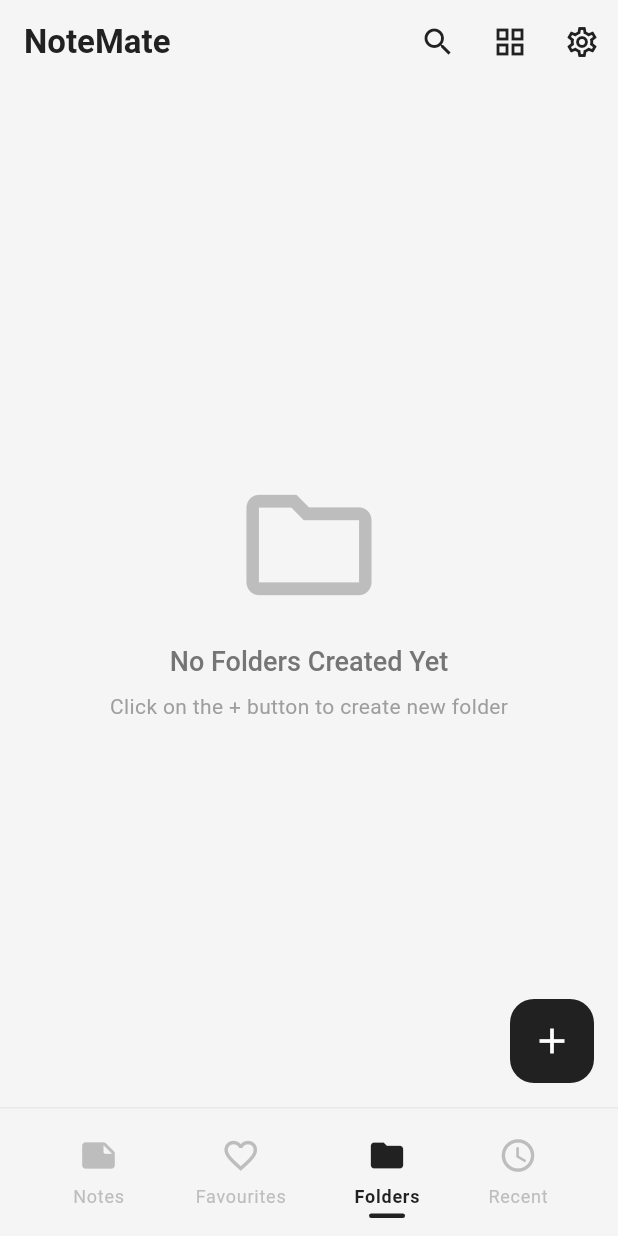
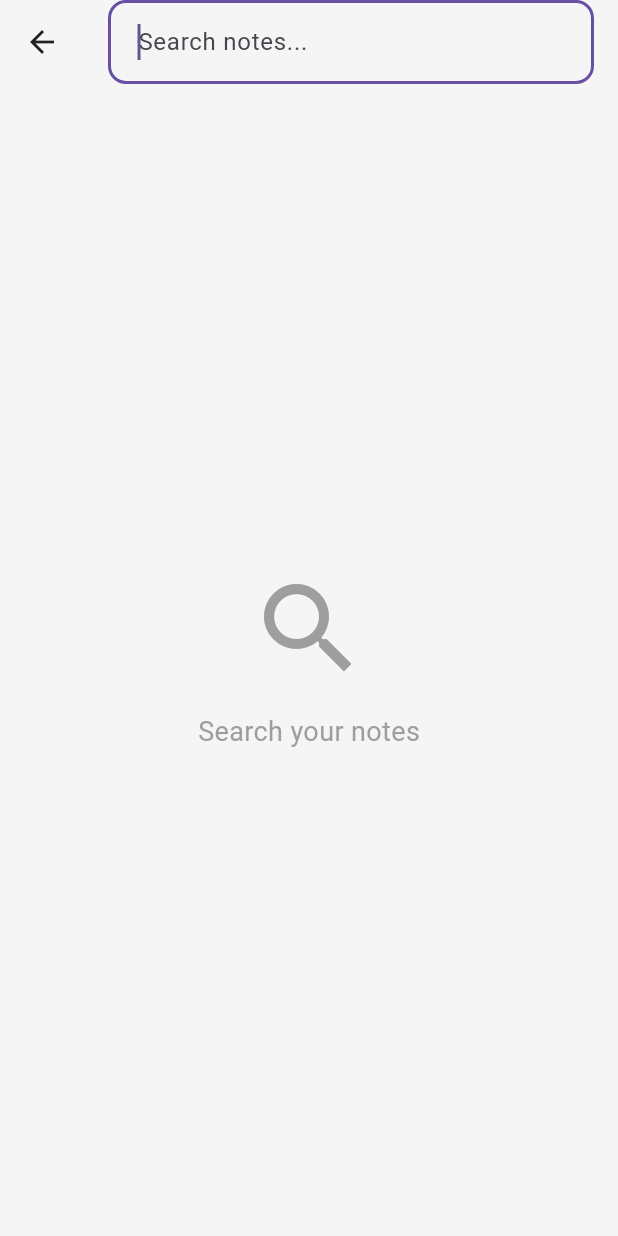
Before and after one commit to kaushalmistry5/NoteMate, a Flutter app: the screen it shows after launch, item 3 of the bottom bar chosen, after a tap on the "search" icon, on a phone screen of 412 x 824 dp. Run offline on Flutter 3.47's test engine with Material 3 defaults, Android fonts, the phone set to English and light mode, and no system bars; our stand-ins replace file_picker, flutter_staggered_animations, image_picker, share_plus, shared_preferences, sqflite and 1 more; accounts and stored records are empty.

Commit message:
Made Search Screen!

```diff
--- a/lib/screens/home_screen.dart
+++ b/lib/screens/home_screen.dart
@@ -4,6 +4,7 @@ import 'package:flutter_staggered_animations/flutter_staggered_animations.dart';
 import 'package:notes/models/folder_model.dart';
 import 'package:notes/providers/note_provider.dart';
 import 'package:notes/providers/settings_provider.dart';
+import 'package:notes/screens/search_screen.dart';
 import 'package:notes/screens/settings_screen.dart';
 import 'package:provider/provider.dart';
 import 'package:uuid/uuid.dart';
@@ -43,7 +44,7 @@ class _HomeScreenState extends State<HomeScreen> {
                 }, icon: Icon(Icons.arrow_back)) : null,
             actions: [
               IconButton(onPressed: () {
-                //Navigator.push(context, MaterialPageRoute(builder: (_) => SearchScreen()));
+                Navigator.push(context, MaterialPageRoute(builder: (_) => SearchScreen()));
               },
                 icon: Icon(Icons.search),
               ),
--- /dev/null
+++ b/lib/screens/search_screen.dart
@@ -0,0 +1,111 @@
+import 'package:flutter/cupertino.dart';
+import 'package:flutter/material.dart';
+import 'package:notes/providers/note_provider.dart';
+import 'package:notes/widget/note_card.dart';
+import 'package:path/path.dart';
+import 'package:provider/provider.dart';
+
+class SearchScreen extends StatefulWidget{
+  SearchScreen({super.key});
+
+  @override
+  State<StatefulWidget> createState() => _SearchScreenState();
+}
+
+class _SearchScreenState extends State<SearchScreen> {
+  final TextEditingController _searchController = TextEditingController();
+
+  @override
+  Widget build(BuildContext context) {
+    return Scaffold(
+      appBar: AppBar(
+        leading: IconButton(
+            onPressed: (){
+              Navigator.pop(context);
+              Provider.of<NoteProvider>(context, listen: false).clearSearch();
+            },
+            icon: Icon(Icons.arrow_back),
+        ),
+        title: TextField(
+          controller: _searchController,
+          autofocus: true,
+          decoration: InputDecoration(
+            hintText: 'Search notes...',
+            border: InputBorder.none,
+          ),
+          onChanged: (query) {
+            Provider.of<NoteProvider>(context, listen: false).setSearchQuery(query);
+          },
+        ),
+        actions: [
+          if(_searchController.text.isNotEmpty)
+            IconButton(
+                onPressed: (){
+                  _searchController.clear();
+                  Provider.of<NoteProvider>(context, listen: false).clearSearch();
+                },
+                icon: Icon(Icons.clear),
+            ),
+        ],
+      ),
+
+      body: Consumer<NoteProvider>(
+        builder: (context, noteProvider, _){
+          final notes = noteProvider.notes;
+
+          if(_searchController.text.isEmpty){
+            return Center(
+              child: Column(
+                mainAxisAlignment: MainAxisAlignment.center,
+                children: [
+                  Icon(Icons.search, size: 80, color: Colors.grey,),
+                  SizedBox(height: 16,),
+                  Text(
+                    'Search your notes',
+                    style: TextStyle(
+                      fontSize: 18,
+                      color: Colors.grey,
+                    ),
+                  ),
+                ],
+              ),
+            );
+          }
+
+          if (notes.isEmpty) {
+            return Center(
+              child: Column(
+                mainAxisAlignment: MainAxisAlignment.center,
+                children: [
+                  Icon(Icons.search_off, size: 20, color:Colors.grey,),
+                  SizedBox(height: 16,),
+                  Text(
+                    'No data found',
+                    style: TextStyle(
+                      fontSize: 18, color: Colors.grey
+                    ),
+                  )
+                ],
+              ),
+            );
+          }
+          return ListView.builder(
+            padding: EdgeInsets.all(16),
+            itemCount: notes.length,
+            itemBuilder: (context, index){
+              return Padding(
+                padding: EdgeInsets.only(bottom: 12),
+                child: NoteCard(note: notes[index]),
+              );
+            },
+          );
+        },
+      ),
+    );
+  }
+
+  @override
+  void dispose() {
+    super.dispose();
+  }
+}
```
